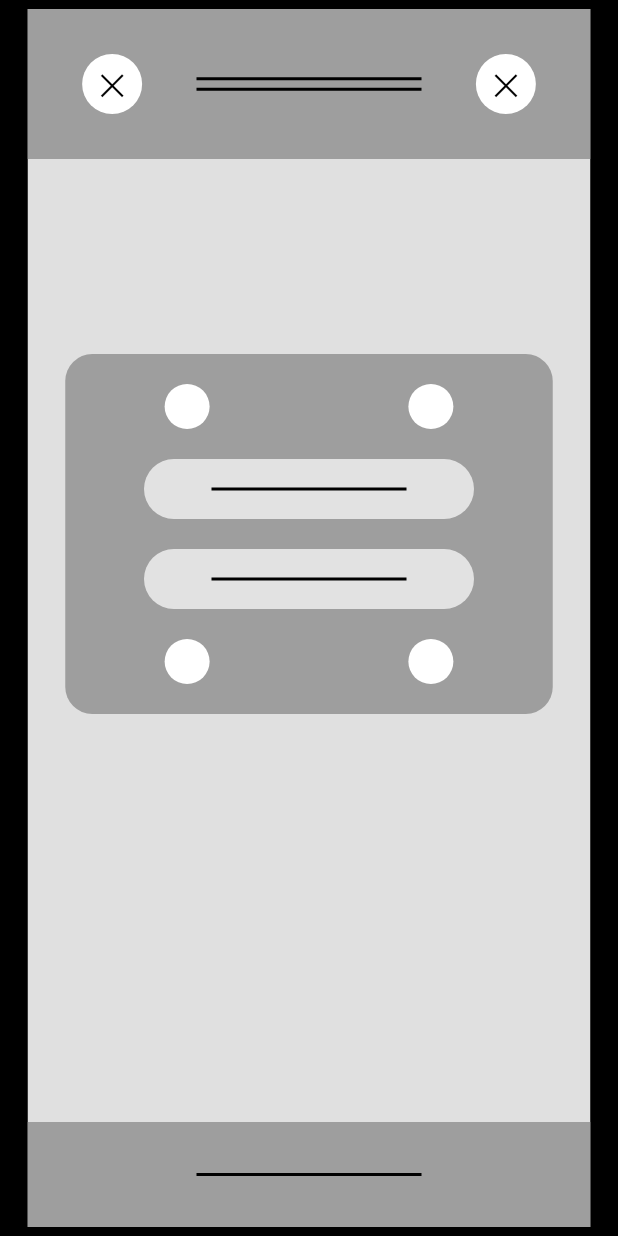
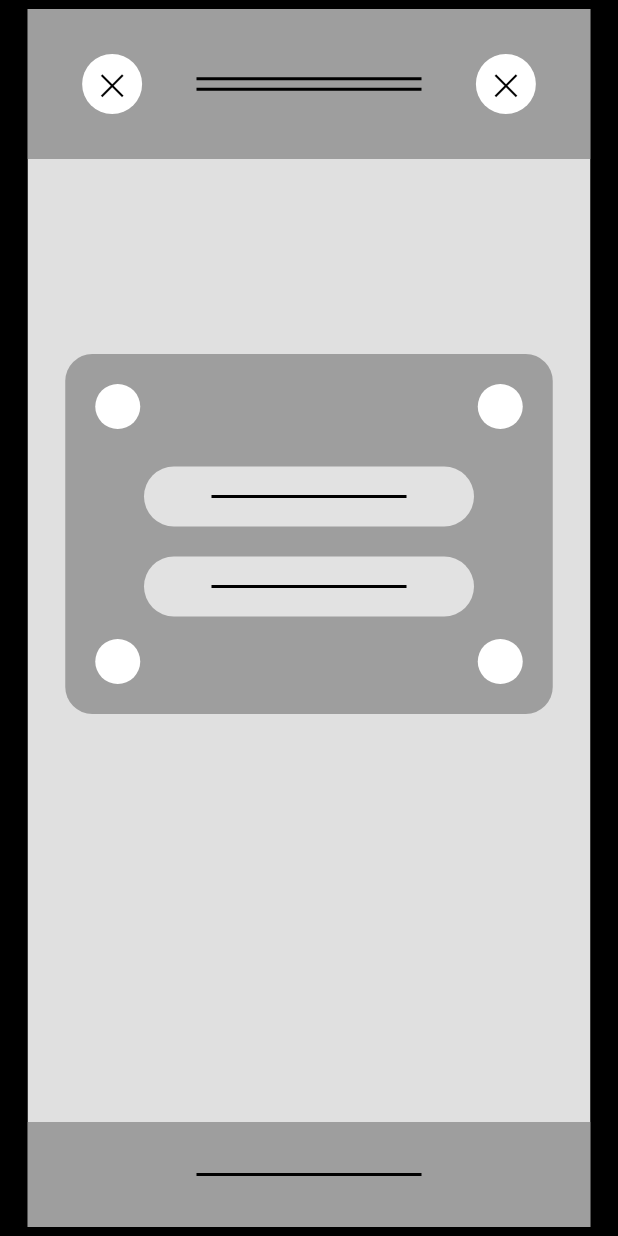
Before and after one commit to aqshalarrizky03-hub/pyramid-sc, a Flutter app: the screen it shows after launch, on a phone screen of 412 x 824 dp. Run offline on Flutter 3.47's test engine with Material 3 defaults, Android fonts, the phone set to English and light mode, and no system bars.

Commit message:
Penyesuaian dengan figma (1)

```diff
--- a/lib/pyramid_oasis_page.dart
+++ b/lib/pyramid_oasis_page.dart
@@ -53,6 +53,7 @@ class PyramidOasisPage extends StatelessWidget {
                 ),
 
                 // ===================== CENTER BOX =====================
+                // ===================== CENTER BOX =====================
                 Positioned(
                   top: 230,
                   left: 25,
@@ -63,23 +64,36 @@ class PyramidOasisPage extends StatelessWidget {
                       color: Colors.grey[500],
                       borderRadius: BorderRadius.circular(18),
                     ),
-                    child: Column(
-                      mainAxisAlignment: MainAxisAlignment.spaceEvenly,
+                    child: Stack(
                       children: [
-                        // Upper Circles
-                        Row(
-                          mainAxisAlignment: MainAxisAlignment.spaceAround,
-                          children: [
-                            _smallCircle(),
-                            _smallCircle(),
-                          ],
+                        // ◯ pojok kiri atas
+                        Positioned(
+                          top: 20,
+                          left: 20,
+                          child: _smallCircle(),
                         ),
 
-                        // Upper box line (NOT clickable)
-                        _roundedBoxLine(),
+                        // ◯ pojok kanan atas
+                        Positioned(
+                          top: 20,
+                          right: 20,
+                          child: _smallCircle(),
+                        ),
 
-                        // Lower box line (CLICKABLE —> navigate)
-                        GestureDetector(
+                        // [ BOX LINE ATAS ]
+                        Positioned(
+                          top: 75,
+                          left: 0,
+                          right: 0,
+                          child: Center(child: _roundedBoxLine()),
+                        ),
+
+                        // [ BOX LINE BAWAH + navigasi ]
+                        Positioned(
+                          top: 135,
+                          left: 0,
+                          right: 0,
+                          child: GestureDetector(
                             onTap: () {
                               Navigator.push(
                                 context,
@@ -88,16 +102,22 @@ class PyramidOasisPage extends StatelessWidget {
                                 ),
                               );
                             },
-                          child: _roundedBoxLine(),
+                            child: Center(child: _roundedBoxLine()),
+                          ),
                         ),
 
-                        // Lower circles
-                        Row(
-                          mainAxisAlignment: MainAxisAlignment.spaceAround,
-                          children: [
-                            _smallCircle(),
-                            _smallCircle(),
-                          ],
+                        // ◯ pojok kiri bawah
+                        Positioned(
+                          bottom: 20,
+                          left: 20,
+                          child: _smallCircle(),
+                        ),
+
+                        // ◯ pojok kanan bawah
+                        Positioned(
+                          bottom: 20,
+                          right: 20,
+                          child: _smallCircle(),
                         ),
                       ],
                     ),
```
Also changed, not shown: lib/coach_login_page.dart (+20 -3 lines), lib/coach_selects_students_page.dart (+28 -4 lines). Lines whose indentation alone changed are shown as unchanged.
